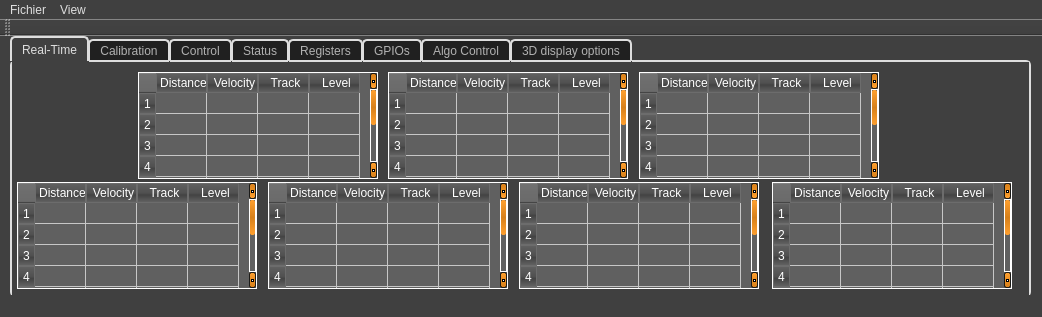
Above: src/AWLQtDemo/awlqtdemo.ui from samanwaya-jena/EVAL-ADAL6110-16-GUI before the change. Below: the same form after it.
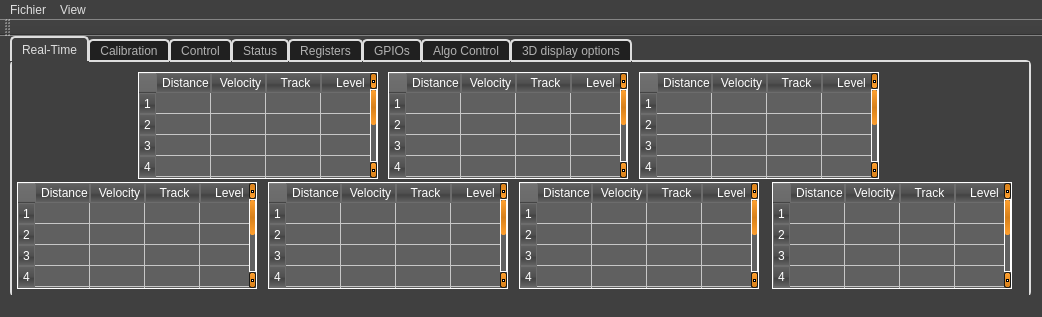
That is the form after the change. The open tabs and pages were chosen to show the change. Icons and pictures are not drawn.

Diff of the .ui file:
```diff
--- a/src/AWLQtDemo/awlqtdemo.ui
+++ b/src/AWLQtDemo/awlqtdemo.ui
@@ -633,7 +633,7 @@
        <number>4</number>
       </property>
       <attribute name="horizontalHeaderDefaultSectionSize">
-       <number>51</number>
+       <number>55</number>
       </attribute>
       <attribute name="horizontalHeaderHighlightSections">
        <bool>true</bool>
@@ -641,6 +641,9 @@
       <attribute name="horizontalHeaderMinimumSectionSize">
        <number>10</number>
       </attribute>
+      <attribute name="horizontalHeaderStretchLastSection">
+       <bool>true</bool>
+      </attribute>
       <attribute name="verticalHeaderDefaultSectionSize">
        <number>21</number>
       </attribute>
@@ -722,7 +725,7 @@
        <number>4</number>
       </property>
       <attribute name="horizontalHeaderDefaultSectionSize">
-       <number>51</number>
+       <number>55</number>
       </attribute>
       <attribute name="horizontalHeaderHighlightSections">
        <bool>true</bool>
@@ -730,6 +733,9 @@
       <attribute name="horizontalHeaderMinimumSectionSize">
        <number>10</number>
       </attribute>
+      <attribute name="horizontalHeaderStretchLastSection">
+       <bool>true</bool>
+      </attribute>
       <attribute name="verticalHeaderDefaultSectionSize">
        <number>21</number>
       </attribute>
@@ -808,7 +814,7 @@
        <number>4</number>
       </property>
       <attribute name="horizontalHeaderDefaultSectionSize">
-       <number>51</number>
+       <number>55</number>
       </attribute>
       <attribute name="horizontalHeaderHighlightSections">
        <bool>true</bool>
@@ -816,6 +822,9 @@
       <attribute name="horizontalHeaderMinimumSectionSize">
        <number>10</number>
       </attribute>
+      <attribute name="horizontalHeaderStretchLastSection">
+       <bool>true</bool>
+      </attribute>
       <attribute name="verticalHeaderDefaultSectionSize">
        <number>21</number>
       </attribute>
@@ -897,7 +906,7 @@
        <number>4</number>
       </property>
       <attribute name="horizontalHeaderDefaultSectionSize">
-       <number>51</number>
+       <number>55</number>
       </attribute>
       <attribute name="horizontalHeaderHighlightSections">
        <bool>true</bool>
@@ -905,6 +914,9 @@
       <attribute name="horizontalHeaderMinimumSectionSize">
        <number>10</number>
       </attribute>
+      <attribute name="horizontalHeaderStretchLastSection">
+       <bool>true</bool>
+      </attribute>
       <attribute name="verticalHeaderDefaultSectionSize">
        <number>21</number>
       </attribute>
@@ -986,7 +998,7 @@
        <number>4</number>
       </property>
       <attribute name="horizontalHeaderDefaultSectionSize">
-       <number>51</number>
+       <number>55</number>
       </attribute>
       <attribute name="horizontalHeaderHighlightSections">
        <bool>true</bool>
@@ -994,6 +1006,9 @@
       <attribute name="horizontalHeaderMinimumSectionSize">
        <number>10</number>
       </attribute>
+      <attribute name="horizontalHeaderStretchLastSection">
+       <bool>true</bool>
+      </attribute>
       <attribute name="verticalHeaderDefaultSectionSize">
        <number>21</number>
       </attribute>
@@ -1075,7 +1090,7 @@
        <number>4</number>
       </property>
       <attribute name="horizontalHeaderDefaultSectionSize">
-       <number>51</number>
+       <number>55</number>
       </attribute>
       <attribute name="horizontalHeaderHighlightSections">
        <bool>true</bool>
@@ -1083,6 +1098,9 @@
       <attribute name="horizontalHeaderMinimumSectionSize">
        <number>10</number>
       </attribute>
+      <attribute name="horizontalHeaderStretchLastSection">
+       <bool>true</bool>
+      </attribute>
       <attribute name="verticalHeaderDefaultSectionSize">
        <number>21</number>
       </attribute>
@@ -1164,7 +1182,7 @@
        <number>4</number>
       </property>
       <attribute name="horizontalHeaderDefaultSectionSize">
-       <number>51</number>
+       <number>55</number>
       </attribute>
       <attribute name="horizontalHeaderHighlightSections">
        <bool>true</bool>
@@ -1172,6 +1190,9 @@
       <attribute name="horizontalHeaderMinimumSectionSize">
        <number>10</number>
       </attribute>
+      <attribute name="horizontalHeaderStretchLastSection">
+       <bool>true</bool>
+      </attribute>
       <attribute name="verticalHeaderDefaultSectionSize">
        <number>21</number>
       </attribute>
```
Left out of the diff: 2 changed lines with no effect on the pictures.
